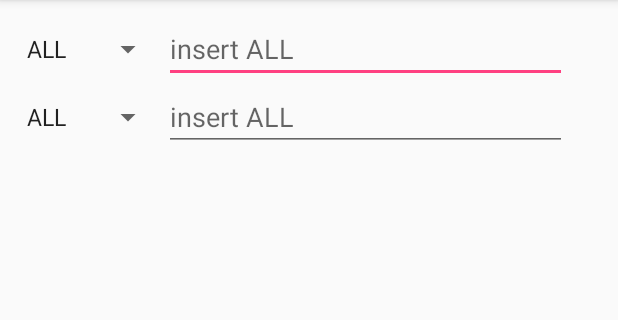
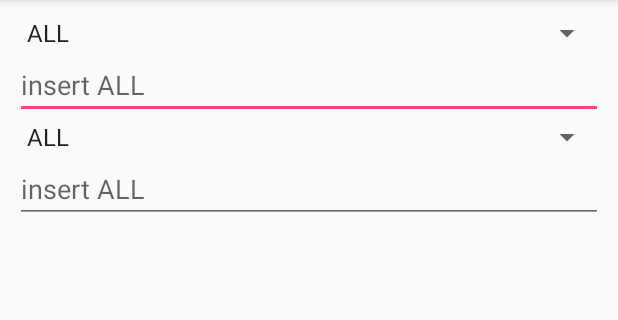
Before and after one commit to hmalik144/EasyCC, an Android app: the screen it shows after launch (MainActivity), on a phone screen of 412 x 824 dp, the part 84-404 px from its top. Run offline under Robolectric (Android 15) with nearby library versions, the phone set to English and light mode, and no system bars.

Commit message:
Update activity_main.xml

```diff
--- a/app/src/main/res/layout/activity_main.xml
+++ b/app/src/main/res/layout/activity_main.xml
@@ -9,47 +9,47 @@
     android:layout_margin="10dp">
 
     <LinearLayout
-        android:layout_width="368dp"
+        android:layout_width="match_parent"
         android:layout_height="wrap_content"
-        android:orientation="horizontal">
+        android:orientation="vertical">
 
         <Spinner
             android:id="@+id/spinner1"
-            android:layout_width="wrap_content"
+            android:layout_width="match_parent"
             android:layout_height="match_parent"
             android:entries="@array/currency_arrays" />
 
         <EditText
             android:id="@+id/editText"
-            android:layout_width="0dp"
+            android:layout_width="match_parent"
             android:layout_height="wrap_content"
             android:layout_weight="7"
             android:ems="10"
             android:hint=""
-            android:selectAllOnFocus="true"
-            android:inputType="numberDecimal" />
+            android:inputType="numberDecimal"
+            android:selectAllOnFocus="true" />
 
     </LinearLayout>
 
     <LinearLayout
-        android:layout_width="368dp"
+        android:layout_width="match_parent"
         android:layout_height="wrap_content"
-        android:orientation="horizontal">
+        android:orientation="vertical">
 
         <Spinner
             android:id="@+id/spinner2"
-            android:layout_width="wrap_content"
+            android:layout_width="match_parent"
             android:layout_height="match_parent"
             android:entries="@array/currency_arrays" />
 
         <EditText
             android:id="@+id/editText2"
-            android:layout_width="0dp"
+            android:layout_width="match_parent"
             android:layout_height="wrap_content"
             android:layout_weight="7"
             android:ems="10"
-            android:selectAllOnFocus="true"
-            android:inputType="numberDecimal" />
+            android:inputType="numberDecimal"
+            android:selectAllOnFocus="true" />
 
     </LinearLayout>
 
```
